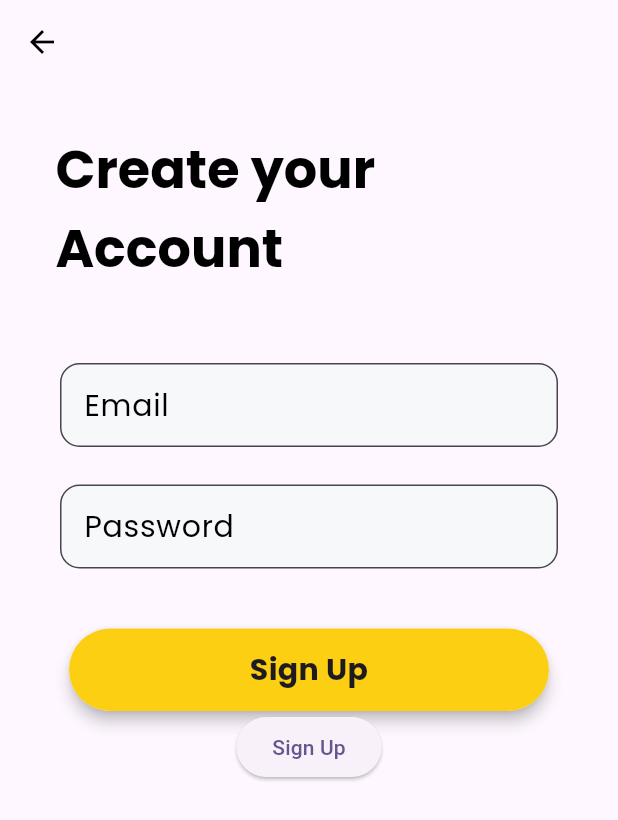
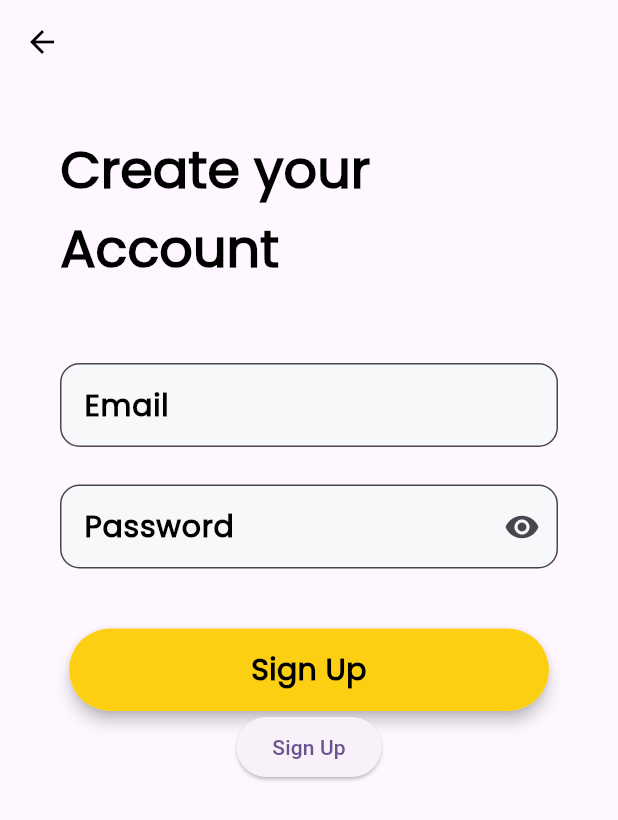
Before and after one commit to AmanGit010/Hola-Home, a Flutter app: the SignupLoginScreen screen opened directly, after a tap on "SignUp", on a phone screen of 412 x 824 dp. Shown: the top 820 px of the screen. Run offline on Flutter 3.47's test engine with Material 2 defaults, Android fonts, the phone set to English and light mode, and no system bars; project files that could hold a hidden picture were left out.

Commit message:
Code refactor and fixes

```diff
--- a/lib/core/constants/styles.dart
+++ b/lib/core/constants/styles.dart
@@ -1 +1,63 @@
-// import 'package:flutter/material.dart';
+import 'package:flutter/material.dart';
+
+const poppins = 'PoppinsReg';
+
+class AppTextStyles {
+  //Bold
+  static const TextStyle poppinsBlackBold10 = TextStyle(
+      // fontWeight: FontWeight.bold,
+      color: Colors.black,
+      fontSize: 10,
+      fontFamily: poppins,
+      fontWeight: FontWeight.bold);
+
+  static const TextStyle poppinsBlackBold20 = TextStyle(
+      // fontWeight: FontWeight.bold,
+      color: Colors.black,
+      fontSize: 20,
+      fontFamily: poppins,
+      fontWeight: FontWeight.bold);
+
+  static const TextStyle poppinsBlackBold30 = TextStyle(
+      // fontWeight: FontWeight.bold,
+      color: Colors.black,
+      fontSize: 30,
+      fontFamily: poppins,
+      fontWeight: FontWeight.bold);
+
+  static const TextStyle poppinsBlackBold35 = TextStyle(
+      // fontWeight: FontWeight.bold,
+      color: Colors.black,
+      fontSize: 35,
+      fontFamily: poppins,
+      fontWeight: FontWeight.bold);
+
+  //Regular
+  static const TextStyle poppinsBlack10 = TextStyle(
+    // fontWeight: FontWeight.bold,
+    color: Colors.black,
+    fontSize: 10,
+    fontFamily: poppins,
+  );
+
+  static const TextStyle poppinsBlack20 = TextStyle(
+    // fontWeight: FontWeight.bold,
+    color: Colors.black,
+    fontSize: 20,
+    fontFamily: poppins,
+  );
+
+  static const TextStyle poppinsBlack30 = TextStyle(
+    // fontWeight: FontWeight.bold,
+    color: Colors.black,
+    fontSize: 30,
+    fontFamily: poppins,
+  );
+
+  static const TextStyle poppinsBlack35 = TextStyle(
+    // fontWeight: FontWeight.bold,
+    color: Colors.black,
+    fontSize: 35,
+    fontFamily: poppins,
+  );
+}
--- a/lib/feature/app/app.dart
+++ b/lib/feature/app/app.dart
@@ -1,5 +1,5 @@
 import 'package:flutter/material.dart';
-import 'package:hola_home/Feature/splashScreen/splash_screen.dart';
+import 'package:hola_home/feature/splash%20screen/splash_screen.dart';
 
 class MyApp extends StatelessWidget {
   const MyApp({Key? key}) : super(key: key);
--- a/lib/feature/signup login screen/signup_login_screen.dart
+++ b/lib/feature/signup login screen/signup_login_screen.dart
@@ -1,5 +1,6 @@
 import 'package:flutter/material.dart';
 import 'package:hola_home/Core/constants/colors.dart';
+import 'package:hola_home/core/constants/styles.dart';
 import 'package:hola_home/feature/signup%20login%20screen/signup_screen.dart';
 
 class SignupLoginScreen extends StatelessWidget {
@@ -12,13 +13,15 @@ class SignupLoginScreen extends StatelessWidget {
       body: SafeArea(
         child: Column(
           children: [
-            Image.asset(
-              'assets/png/signup-login.png',
-            ),
-            Image.asset(
-              'assets/png/black_hola_home.png',
-              scale: 1.2,
-            ),
+            const Expanded(child: _image()),
+            const Expanded(child: _SecImage()),
+            // Image.asset(
+            //   'assets/png/signup-login.png',
+            // ),
+            // Image.asset(
+            //   'assets/png/black_hola_home.png',
+            //   scale: 1.2,
+            // ),
             const SizedBox(
               height: 60,
             ),
@@ -29,7 +32,8 @@ class SignupLoginScreen extends StatelessWidget {
                   onTap: () {
                     Navigator.push(
                       context,
-                      MaterialPageRoute(builder: (context) => const Signup()),
+                      MaterialPageRoute(
+                          builder: (context) => const SignupScreen()),
                     );
                   },
                   child: Container(
@@ -41,12 +45,9 @@ class SignupLoginScreen extends StatelessWidget {
                         color: AppColors.yellow),
                     child: const Padding(
                       padding: EdgeInsets.all(10),
-                      child: Text(
-                        "SignUp",
-                        textAlign: TextAlign.center,
-                        style:
-                            TextStyle(fontFamily: 'PoppinsBold', fontSize: 20),
-                      ),
+                      child: Text("SignUp",
+                          textAlign: TextAlign.center,
+                          style: AppTextStyles.poppinsBlackBold20),
                     ),
                   ),
                 ),
@@ -75,8 +76,7 @@ class SignupLoginScreen extends StatelessWidget {
                       child: Text(
                         "Login",
                         textAlign: TextAlign.center,
-                        style:
-                            TextStyle(fontFamily: 'PoppinsBold', fontSize: 20),
+                        style: AppTextStyles.poppinsBlackBold20,
                       ),
                     ),
                   ),
@@ -93,13 +93,8 @@ class SignupLoginScreen extends StatelessWidget {
                 //   MaterialPageRoute(builder: (context) => ),
                 // );
               },
-              child: const Text(
-                "Skip and Start Browsing",
-                style: TextStyle(
-                    fontFamily: 'PoppinsReg',
-                    fontSize: 20,
-                    fontWeight: FontWeight.bold),
-              ),
+              child: const Text("Skip and Start Browsing",
+                  style: AppTextStyles.poppinsBlackBold20),
             )
           ],
         ),
@@ -107,3 +102,27 @@ class SignupLoginScreen extends StatelessWidget {
     );
   }
 }
+
+class _image extends StatelessWidget {
+  const _image({Key? key}) : super(key: key);
+
+  @override
+  Widget build(BuildContext context) {
+    return Image.asset(
+      'assets/png/signup-login.png',
+      fit: BoxFit.fitWidth,
+    );
+  }
+}
+
+class _SecImage extends StatelessWidget {
+  const _SecImage({Key? key}) : super(key: key);
+
+  @override
+  Widget build(BuildContext context) {
+    return Image.asset(
+      'assets/png/black_hola_home.png',
+      fit: BoxFit.fitWidth,
+    );
+  }
+}
--- a/lib/feature/signup login screen/signup_screen.dart
+++ b/lib/feature/signup login screen/signup_screen.dart
@@ -1,8 +1,22 @@
 import 'package:flutter/material.dart';
 import 'package:hola_home/Core/constants/colors.dart';
+import 'package:hola_home/core/constants/styles.dart';
 
-class Signup extends StatelessWidget {
-  const Signup({Key? key}) : super(key: key);
+class SignupScreen extends StatefulWidget {
+  const SignupScreen({Key? key}) : super(key: key);
+
+  @override
+  State<SignupScreen> createState() => _SignupScreenState();
+}
+
+class _SignupScreenState extends State<SignupScreen> {
+  bool _obscureText = true;
+
+  void _togglePasswordVisibility() {
+    setState(() {
+      _obscureText = !_obscureText;
+    });
+  }
 
   @override
   Widget build(BuildContext context) {
@@ -31,17 +45,11 @@ class Signup extends StatelessWidget {
                         children: [
                           TextSpan(
                             text: "Create your\n",
-                            style: TextStyle(
-                                fontFamily: 'PoppinsBold',
-                                fontSize: 35,
-                                color: Colors.black),
+                            style: AppTextStyles.poppinsBlackBold35,
                           ),
                           TextSpan(
                             text: "Account",
-                            style: TextStyle(
-                                fontFamily: 'PoppinsBold',
-                                fontSize: 35,
-                                color: Colors.black),
+                            style: AppTextStyles.poppinsBlackBold35,
                           )
                         ],
                       ),
@@ -58,10 +66,7 @@ class Signup extends StatelessWidget {
                         fillColor: const Color(0xfff7f8fa),
                         filled: true,
                         label: const Text('Email'),
-                        labelStyle: const TextStyle(
-                            fontFamily: 'PoppinsReg',
-                            fontSize: 20,
-                            color: Colors.black),
+                        labelStyle: AppTextStyles.poppinsBlackBold20,
                         focusedBorder: OutlineInputBorder(
                             borderRadius: BorderRadius.circular(13),
                             borderSide: const BorderSide(
@@ -82,16 +87,16 @@ class Signup extends StatelessWidget {
                       decoration: InputDecoration(
                         fillColor: const Color(0xfff7f8fa),
                         filled: true,
-                        focusColor: Colors.red,
+                        suffixIcon: IconButton(
+                          icon: Icon(
+                            _obscureText
+                                ? Icons.visibility
+                                : Icons.visibility_off_outlined,
+                          ),
+                          onPressed: _togglePasswordVisibility,
+                        ),
                         label: const Text('Password'),
-                        labelStyle: const TextStyle(
-                          fontFamily: 'PoppinsReg',
-                          fontSize: 20,
-                          color: Colors.black,
-                        ),
-                        // enabledBorder: OutlineInputBorder(
-                        //     borderRadius: BorderRadius.circular(13),
-                        // borderSide: BorderSide(color: Colors.red)),
+                        labelStyle: AppTextStyles.poppinsBlackBold20,
                         border: OutlineInputBorder(
                             borderRadius: BorderRadius.circular(13),
                             borderSide: const BorderSide(color: Colors.grey)),
@@ -125,12 +130,9 @@ class Signup extends StatelessWidget {
                         ),
                         child: const Padding(
                           padding: EdgeInsets.all(10),
-                          child: Text(
-                            "Sign Up",
-                            textAlign: TextAlign.center,
-                            style: TextStyle(
-                                fontFamily: 'PoppinsBold', fontSize: 20),
-                          ),
+                          child: Text("Sign Up",
+                              textAlign: TextAlign.center,
+                              style: AppTextStyles.poppinsBlackBold20),
                         ),
                       ),
                     ),
```
Also changed, not shown: lib/feature/onboarding screen/onboarding_screen.dart (+34 -32 lines).
